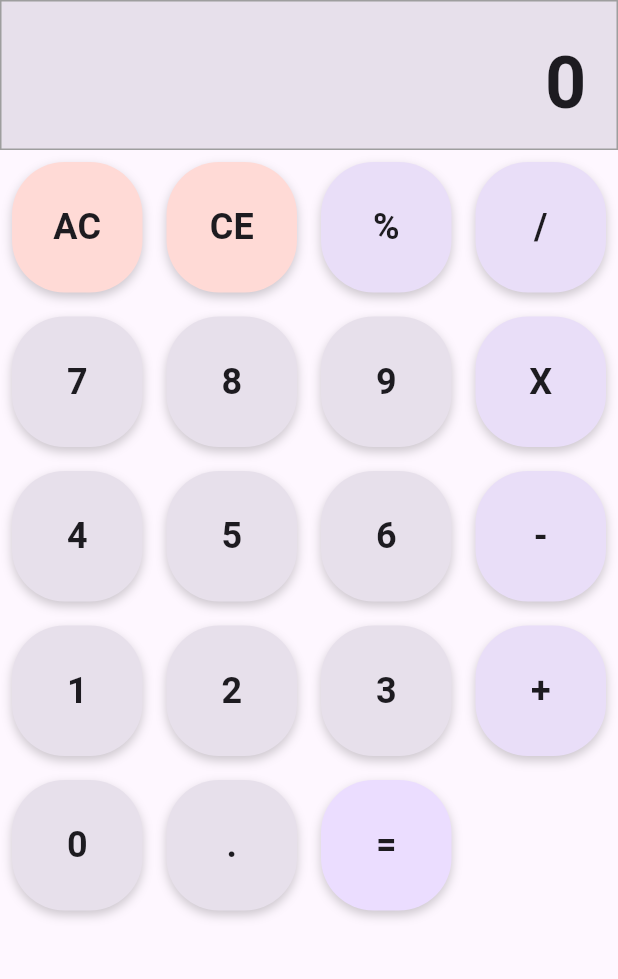
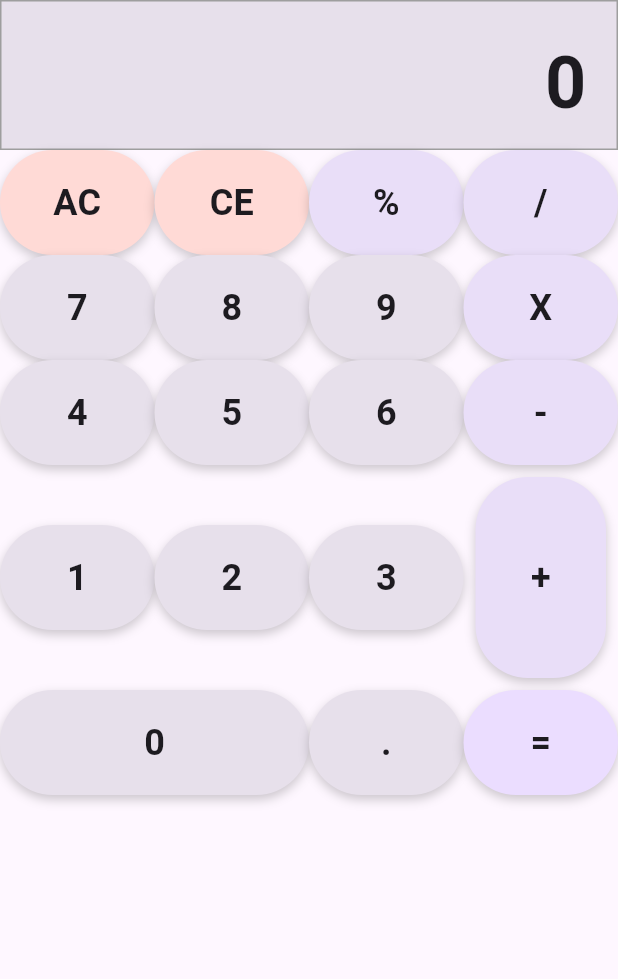
Before and after one commit to Santiago2132/Flutter-Projects, a Flutter app: the screen it shows after launch, on a phone screen of 412 x 824 dp, the part 84-1063 px from its top. Run offline on Flutter 3.47's test engine with Material 3 defaults, Android fonts, the phone set to English and light mode, and no system bars.

Commit message:
La calculadora tiene mejor diseñoooo

```diff
--- a/calculadora/lib/calculator/calculator.dart
+++ b/calculadora/lib/calculator/calculator.dart
@@ -75,59 +75,176 @@ class _CalculatorState extends State<Calculator> {
         children: [
           CalculatorDisplay(display: _display),
           Expanded(
-            child: GridView.builder(
-              gridDelegate: const SliverGridDelegateWithFixedCrossAxisCount(
-                crossAxisCount: 4, // 4 columnas
-                childAspectRatio: 1, // Mantiene los botones cuadrados
-              ),
-              itemCount: 19, // Número total de botones
-              itemBuilder: (context, index) {
-                // Definir los botones
-                List<Map<String, dynamic>> buttons = [
-                  {'label': 'AC', 'color': Theme.of(context).colorScheme.errorContainer},
-                  {'label': 'CE', 'color': Theme.of(context).colorScheme.errorContainer},
-                  {'label': '%', 'color': Theme.of(context).colorScheme.secondaryContainer},
-                  {'label': '/', 'color': Theme.of(context).colorScheme.secondaryContainer},
-                  {'label': '7', 'color': Theme.of(context).colorScheme.surfaceVariant},
-                  {'label': '8', 'color': Theme.of(context).colorScheme.surfaceVariant},
-                  {'label': '9', 'color': Theme.of(context).colorScheme.surfaceVariant},
-                  {'label': 'X', 'color': Theme.of(context).colorScheme.secondaryContainer},
-                  {'label': '4', 'color': Theme.of(context).colorScheme.surfaceVariant},
-                  {'label': '5', 'color': Theme.of(context).colorScheme.surfaceVariant},
-                  {'label': '6', 'color': Theme.of(context).colorScheme.surfaceVariant},
-                  {'label': '-', 'color': Theme.of(context).colorScheme.secondaryContainer},
-                  {'label': '1', 'color': Theme.of(context).colorScheme.surfaceVariant},
-                  {'label': '2', 'color': Theme.of(context).colorScheme.surfaceVariant},
-                  {'label': '3', 'color': Theme.of(context).colorScheme.surfaceVariant},
-                  {'label': '0', 'color': Theme.of(context).colorScheme.surfaceVariant, 'isLarge': true},
-                  {'label': '.', 'color': Theme.of(context).colorScheme.surfaceVariant},
-                  {'label': '=', 'color': Theme.of(context).colorScheme.primaryContainer},
-                ];
-
-                // Si estamos en la posición del botón '+', lo colocamos más alto
-                if (index == 15) {
-                  return GridTile(
-                    child: CalculatorButton(
-                      label: '+',
-                      onPressed: _onButtonPressed,
-                      backgroundColor: Theme.of(context).colorScheme.secondaryContainer,
-                      isTall: true, // Activa el tamaño doble
+            child: Column(
+              children: [
+                // Primera fila
+                Row(
+                  children: [
+                    Expanded(
+                      child: CalculatorButton(
+                        label: 'AC',
+                        onPressed: _onButtonPressed,
+                        backgroundColor: Theme.of(context).colorScheme.errorContainer,
+                      ),
                     ),
-                  );
-                }
-
-                // Si es cualquier otro botón, lo renderizamos normalmente
-                Map<String, dynamic> btn = buttons[index < 15 ? index : index - 1];
-                return CalculatorButton(
-                  label: btn['label'],
-                  onPressed: _onButtonPressed,
-                  backgroundColor: btn['color'],
-                  isLarge: btn.containsKey('isLarge') ? btn['isLarge'] : false,
-                );
-              },
+                    Expanded(
+                      child: CalculatorButton(
+                        label: 'CE',
+                        onPressed: _onButtonPressed,
+                        backgroundColor: Theme.of(context).colorScheme.errorContainer,
+                      ),
+                    ),
+                    Expanded(
+                      child: CalculatorButton(
+                        label: '%',
+                        onPressed: _onButtonPressed,
+                        backgroundColor: Theme.of(context).colorScheme.secondaryContainer,
+                      ),
+                    ),
+                    Expanded(
+                      child: CalculatorButton(
+                        label: '/',
+                        onPressed: _onButtonPressed,
+                        backgroundColor: Theme.of(context).colorScheme.secondaryContainer,
+                      ),
+                    ),
+                  ],
+                ),
+                // Segunda fila
+                Row(
+                  children: [
+                    Expanded(
+                      child: CalculatorButton(
+                        label: '7',
+                        onPressed: _onButtonPressed,
+                        backgroundColor: Theme.of(context).colorScheme.surfaceVariant,
+                      ),
+                    ),
+                    Expanded(
+                      child: CalculatorButton(
+                        label: '8',
+                        onPressed: _onButtonPressed,
+                        backgroundColor: Theme.of(context).colorScheme.surfaceVariant,
+                      ),
+                    ),
+                    Expanded(
+                      child: CalculatorButton(
+                        label: '9',
+                        onPressed: _onButtonPressed,
+                        backgroundColor: Theme.of(context).colorScheme.surfaceVariant,
+                      ),
+                    ),
+                    Expanded(
+                      child: CalculatorButton(
+                        label: 'X',
+                        onPressed: _onButtonPressed,
+                        backgroundColor: Theme.of(context).colorScheme.secondaryContainer,
+                      ),
+                    ),
+                  ],
+                ),
+                // Tercera fila
+                Row(
+                  children: [
+                    Expanded(
+                      child: CalculatorButton(
+                        label: '4',
+                        onPressed: _onButtonPressed,
+                        backgroundColor: Theme.of(context).colorScheme.surfaceVariant,
+                      ),
+                    ),
+                    Expanded(
+                      child: CalculatorButton(
+                        label: '5',
+                        onPressed: _onButtonPressed,
+                        backgroundColor: Theme.of(context).colorScheme.surfaceVariant,
+                      ),
+                    ),
+                    Expanded(
+                      child: CalculatorButton(
+                        label: '6',
+                        onPressed: _onButtonPressed,
+                        backgroundColor: Theme.of(context).colorScheme.surfaceVariant,
+                      ),
+                    ),
+                    Expanded(
+                      child: CalculatorButton(
+                        label: '-',
+                        onPressed: _onButtonPressed,
+                        backgroundColor: Theme.of(context).colorScheme.secondaryContainer,
+                      ),
+                    ),
+                  ],
+                ),
+                // Cuarta fila
+                Row(
+                  children: [
+                    Expanded(
+                      child: CalculatorButton(
+                        label: '1',
+                        onPressed: _onButtonPressed,
+                        backgroundColor: Theme.of(context).colorScheme.surfaceVariant,
+                      ),
+                    ),
+                    Expanded(
+                      child: CalculatorButton(
+                        label: '2',
+                        onPressed: _onButtonPressed,
+                        backgroundColor: Theme.of(context).colorScheme.surfaceVariant,
+                      ),
+                    ),
+                    Expanded(
+                      child: CalculatorButton(
+                        label: '3',
+                        onPressed: _onButtonPressed,
+                        backgroundColor: Theme.of(context).colorScheme.surfaceVariant,
+                      ),
+                    ),
+                    // Botón "+" que ocupa dos filas
+                    Expanded(
+                      child: Container(
+                        height: 150, // Altura para dos filas
+                        padding: const EdgeInsets.all(8.0),
+                        child: CalculatorButton(
+                          label: '+',
+                          onPressed: _onButtonPressed,
+                          backgroundColor: Theme.of(context).colorScheme.secondaryContainer,
+                        ),
+                      ),
+                    ),
+                  ],
+                ),
+                // Quinta fila
+                Row(
+                  children: [
+                    Expanded(
+                      flex: 2, // Ocupa dos celdas
+                      child: CalculatorButton(
+                        label: '0',
+                        onPressed: _onButtonPressed,
+                        backgroundColor: Theme.of(context).colorScheme.surfaceVariant,
+                        isLarge: true,
+                      ),
+                    ),
+                    Expanded(
+                      child: CalculatorButton(
+                        label: '.',
+                        onPressed: _onButtonPressed,
+                        backgroundColor: Theme.of(context).colorScheme.surfaceVariant,
+                      ),
+                    ),
+                    Expanded(
+                      child: CalculatorButton(
+                        label: '=',
+                        onPressed: _onButtonPressed,
+                        backgroundColor: Theme.of(context).colorScheme.primaryContainer,
+                      ),
+                    ),
+                  ],
+                ),
+              ],
             ),
           ),
-
         ],
       ),
     );
--- a/calculadora/lib/calculator/calculator_button.dart
+++ b/calculadora/lib/calculator/calculator_button.dart
@@ -1,10 +1,10 @@
 import 'package:flutter/material.dart';
+
 class CalculatorButton extends StatelessWidget {
   final String label;
   final Function(String) onPressed;
   final Color backgroundColor;
   final bool isLarge;
-  final bool isTall; // Nueva propiedad para altura doble
 
   const CalculatorButton({
     super.key,
@@ -12,19 +12,16 @@ class CalculatorButton extends StatelessWidget {
     required this.onPressed,
     required this.backgroundColor,
     this.isLarge = false,
-    this.isTall = false, // Valor por defecto
   });
 
   @override
   Widget build(BuildContext context) {
-    return Padding(
-      padding: const EdgeInsets.all(8.0),
-      child: GestureDetector(
+    return GestureDetector(
       onTap: () => onPressed(label),
       child: AnimatedContainer(
         duration: const Duration(milliseconds: 200),
         width: isLarge ? 150 : 70,
-          height: isTall ? 140 : 70, // Duplica la altura si isTall = true
+        height: 70,
         decoration: BoxDecoration(
           color: backgroundColor,
           borderRadius: BorderRadius.circular(35),
@@ -47,7 +44,6 @@ class CalculatorButton extends StatelessWidget {
           ),
         ),
       ),
-      ),
     );
   }
 }
--- a/calculadora/lib/calculator/calculator_logic.dart
+++ b/calculadora/lib/calculator/calculator_logic.dart
@@ -1,4 +1,4 @@
-class CalculatorLogic {
+class CalculatorLogic {//🐢
   String _displayValue = '0';
 
   String get displayValue => _displayValue;
@@ -18,4 +18,4 @@ class CalculatorLogic {
   void calculate() {
     // Implementar la lógica de cálculo aquí
   }
-}
+}//🐢
--- a/calculadora/lib/main.dart
+++ b/calculadora/lib/main.dart
@@ -11,7 +11,7 @@
   @override
   Widget build(BuildContext context) {
     return MaterialApp(
-      title: 'Calculadora',
+      title: 'Calculadora',//🐢
       theme: ThemeData(
         colorScheme: ColorScheme.fromSeed(seedColor: Colors.deepPurple),
         useMaterial3: true,
--- a/calculadora/lib/theme/app_theme.dart
+++ b/calculadora/lib/theme/app_theme.dart
@@ -1,6 +1,28 @@
 import 'package:flutter/material.dart';
 
 final ThemeData appTheme = ThemeData(
-  colorScheme: ColorScheme.fromSeed(seedColor: Colors.deepOrangeAccent),
+  colorScheme: ColorScheme.fromSeed(
+    seedColor: Colors.amber, // Color principal amarillo
+    primary: Colors.amber,
+    secondary: Colors.red, // Color secundario rojo
+    surface: Colors.white,
+    background: Colors.grey[100]!,
+    error: Colors.redAccent, // Color para errores
+  ),
   useMaterial3: true,
+  appBarTheme: const AppBarTheme(
+    centerTitle: true,
+    elevation: 2,
+    backgroundColor: Colors.amber, // AppBar en color amarillo
+  ),
+  floatingActionButtonTheme: FloatingActionButtonThemeData(
+    backgroundColor: Colors.amber, // Botones flotantes en amarillo
+    elevation: 4,
+  ),
+  cardTheme: CardTheme(
+    elevation: 2,
+    shape: RoundedRectangleBorder(
+      borderRadius: BorderRadius.circular(10),
+    ),
+  ),
 );
```
Lines whose indentation alone changed are shown as unchanged.
